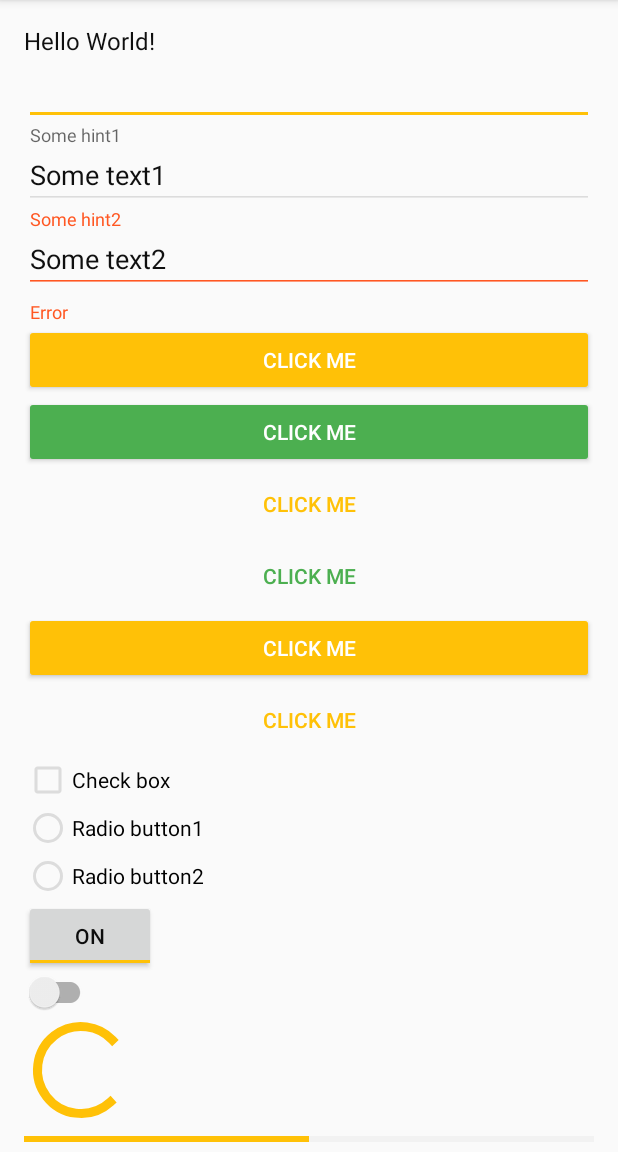
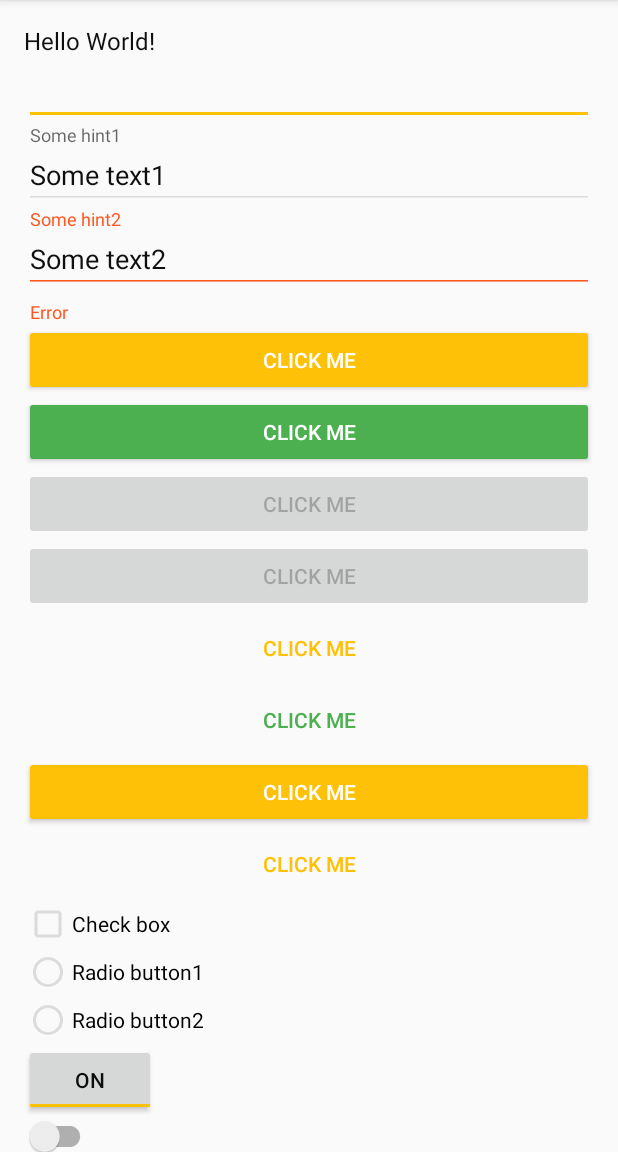
Before and after one commit to QuickNickKoenig/StylesPriorityLesson, an Android app: the screen it shows after launch (MainActivity), on a phone screen of 412 x 824 dp, the part 84-1236 px from its top. Run offline under Robolectric (Android 15) with nearby library versions, the phone set to English and light mode, and no system bars.

Commit message:
Стилизация кнопок

```diff
--- a/app/src/main/java/ru/sberbank/learning/materialdesignsample/MainActivity.java
+++ b/app/src/main/java/ru/sberbank/learning/materialdesignsample/MainActivity.java
@@ -1,5 +1,6 @@
 package ru.sberbank.learning.materialdesignsample;
 
+import android.support.design.widget.Snackbar;
 import android.support.design.widget.TextInputLayout;
 import android.support.v7.app.AlertDialog;
 import android.support.v7.app.AppCompatActivity;
@@ -19,13 +20,13 @@ public class MainActivity extends AppCompatActivity {
         TextInputLayout textInputLayout = (TextInputLayout) findViewById(R.id.text_input2);
         textInputLayout.setError("Error");
 
-//        AlertDialog dialog = new AlertDialog.Builder(this)
-//                .setTitle("Title")
-//                .setMessage("Message")
-//                .setPositiveButton("OK", null)
-//                .setNeutralButton("Maybe", null)
-//                .setNegativeButton("No", null)
-//                .create();
-//        dialog.show();
+        AlertDialog dialog = new AlertDialog.Builder(this)
+                .setTitle("Title")
+                .setMessage("Message")
+                .setPositiveButton("OK", null)
+                .setNeutralButton("Maybe", null)
+                .setNegativeButton("No", null)
+                .create();
+        dialog.show();
     }
 }
--- a/app/src/main/res/layout/activity_main.xml
+++ b/app/src/main/res/layout/activity_main.xml
@@ -1,5 +1,6 @@
 <?xml version="1.0" encoding="utf-8"?>
 <android.support.design.widget.CoordinatorLayout
+    android:id="@+id/coordinator"
     xmlns:android="http://schemas.android.com/apk/res/android"
     xmlns:app="http://schemas.android.com/apk/res-auto"
     xmlns:tools="http://schemas.android.com/tools"
@@ -7,17 +8,19 @@
     android:layout_height="match_parent">
 
     <android.support.design.widget.AppBarLayout
+        android:id="@+id/app_bar_layout"
         android:layout_width="match_parent"
         android:layout_height="wrap_content">
 
         <android.support.v7.widget.Toolbar
             android:id="@+id/toolbar"
             android:layout_width="match_parent"
-            android:layout_height="wrap_content" />
+            android:layout_height="wrap_content"
+            app:layout_scrollFlags="scroll|enterAlways"/>
 
     </android.support.design.widget.AppBarLayout>
 
-    <ScrollView
+    <android.support.v4.widget.NestedScrollView
         android:layout_width="match_parent"
         android:layout_height="match_parent"
         app:layout_behavior="@string/appbar_scrolling_view_behavior">
@@ -74,6 +77,20 @@
                 style="@style/Widget.Sample.Button.Colored.Accent"
                 android:layout_width="match_parent"
                 android:layout_height="wrap_content"
+                android:text="Click me" />
+
+            <Button
+                style="@style/Widget.Sample.Button.Colored.Primary"
+                android:layout_width="match_parent"
+                android:layout_height="wrap_content"
+                android:enabled="false"
+                android:text="Click me" />
+
+            <Button
+                style="@style/Widget.Sample.Button.Colored.Accent"
+                android:layout_width="match_parent"
+                android:layout_height="wrap_content"
+                android:enabled="false"
                 android:text="Click me" />
 
             <Button
@@ -153,6 +170,6 @@
 
         </LinearLayout>
 
-    </ScrollView>
+    </android.support.v4.widget.NestedScrollView>
 
 </android.support.design.widget.CoordinatorLayout>
--- a/app/src/main/res/values/themes.xml
+++ b/app/src/main/res/values/themes.xml
@@ -23,6 +23,10 @@
         <item name="buttonStyle">@style/Widget.Sample.Button.Colored.Primary</item>
         <item name="borderlessButtonStyle">@style/Widget.Sample.Button.Borderless.Colored.Primary</item>
 
+        <!-- Alert Dialog -->
+        <item name="buttonBarPositiveButtonStyle">@style/Widget.Sample.Button.Borderless.Colored.Primary</item>
+        <item name="buttonBarNegativeButtonStyle">@style/Widget.Sample.Button.Borderless.Colored.Accent</item>
+
         <item name="sampleViewStyle">@style/Widget.Sample.SampleView.InTheme</item>
     </style>
 
```
